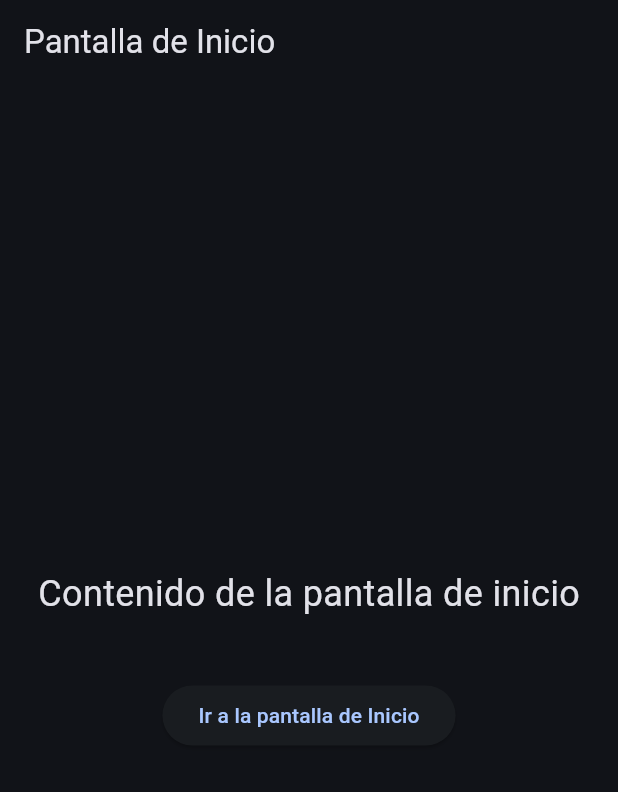
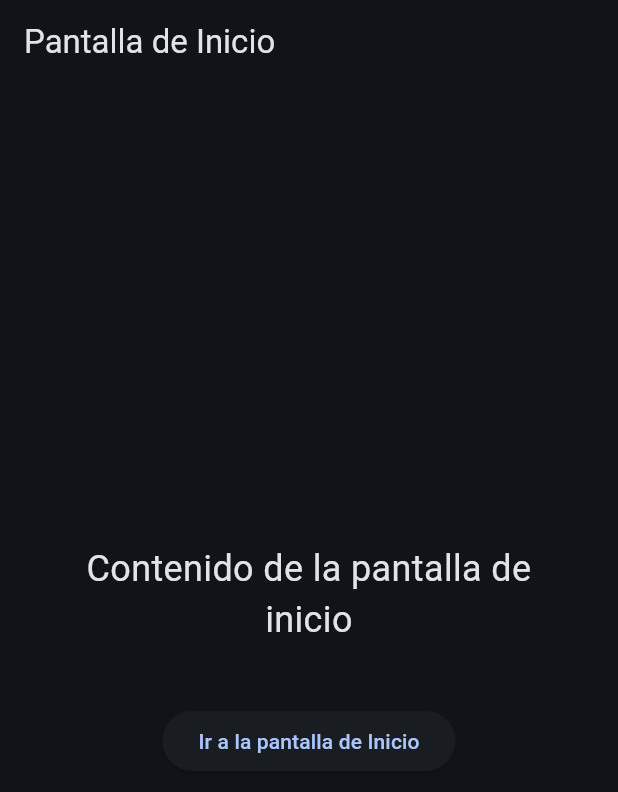
Before and after one commit to moztopia/devlite_flutter, a Flutter app: the screen it shows after launch, on a phone screen of 412 x 824 dp. Shown: the top 792 px of the screen. Run offline on Flutter 3.47's test engine with Material 3 defaults, Android fonts, the phone set to English and light mode, and no system bars; our stand-ins replace dio; missing offline and left inert: window_manager; network calls fail.

Commit message:
added: edge insets for screen placeholders
really has no value other than learning a little about these attributes and tidying thigns up a bit.

```diff
--- a/lib/screens/landing/landing_screen.dart
+++ b/lib/screens/landing/landing_screen.dart
@@ -13,14 +13,18 @@ class LandingScreen extends StatelessWidget {
           title: Text(
               LocalizationService().translate('debug.screens.landing.title'))),
       body: Center(
+        child: Padding(
+          padding: EdgeInsets.symmetric(horizontal: 50.0),
           child: Column(
             mainAxisAlignment: MainAxisAlignment.center,
             children: [
               Text(
-              LocalizationService().translate('debug.screens.landing.content'),
-              style: const TextStyle(fontSize: 24),
+                LocalizationService()
+                    .translate('debug.screens.landing.content'),
+                style: TextStyle(fontSize: 24),
+                textAlign: TextAlign.center,
               ),
-            const SizedBox(height: 40),
+              SizedBox(height: 40),
               ElevatedButton(
                 onPressed: () {
                   context.read<AppStateMachine>().addEvent(AppEvent.goToHome);
@@ -31,6 +35,7 @@ class LandingScreen extends StatelessWidget {
             ],
           ),
         ),
+      ),
     );
   }
 }
```
Also changed, not shown: lib/screens/five/five_screen.dart (+7 -3 lines), lib/screens/four/four_screen.dart (+7 -3 lines), lib/screens/home/home_screen.dart (+7 -3 lines), lib/screens/three/three_screen.dart (+7 -3 lines), lib/screens/two/two_screen.dart (+7 -3 lines). Lines whose indentation alone changed are shown as unchanged.
